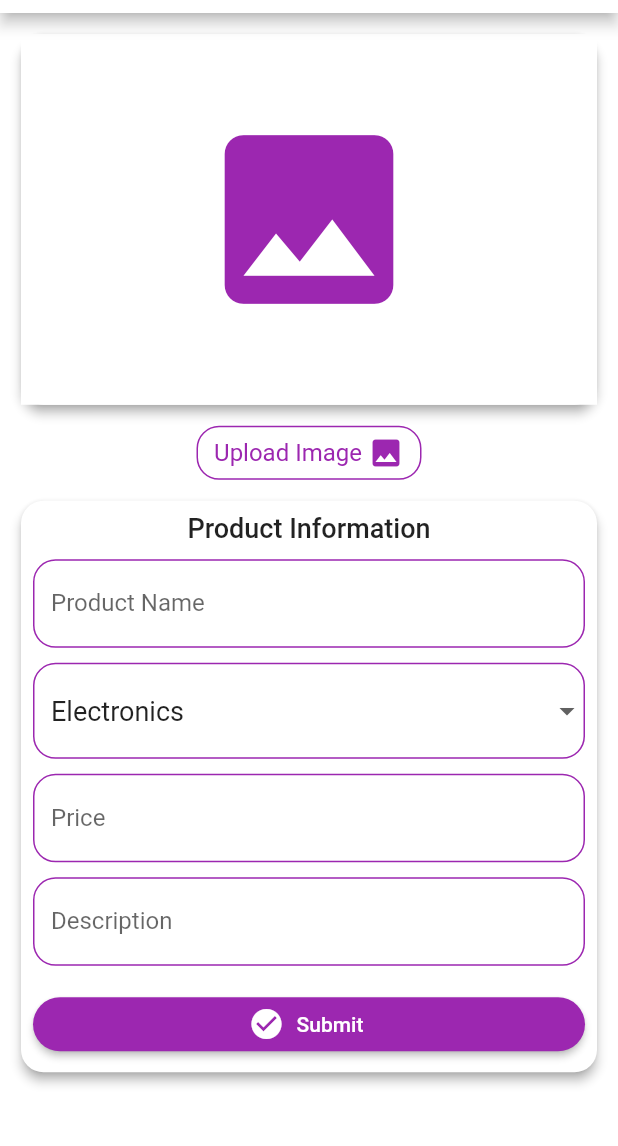
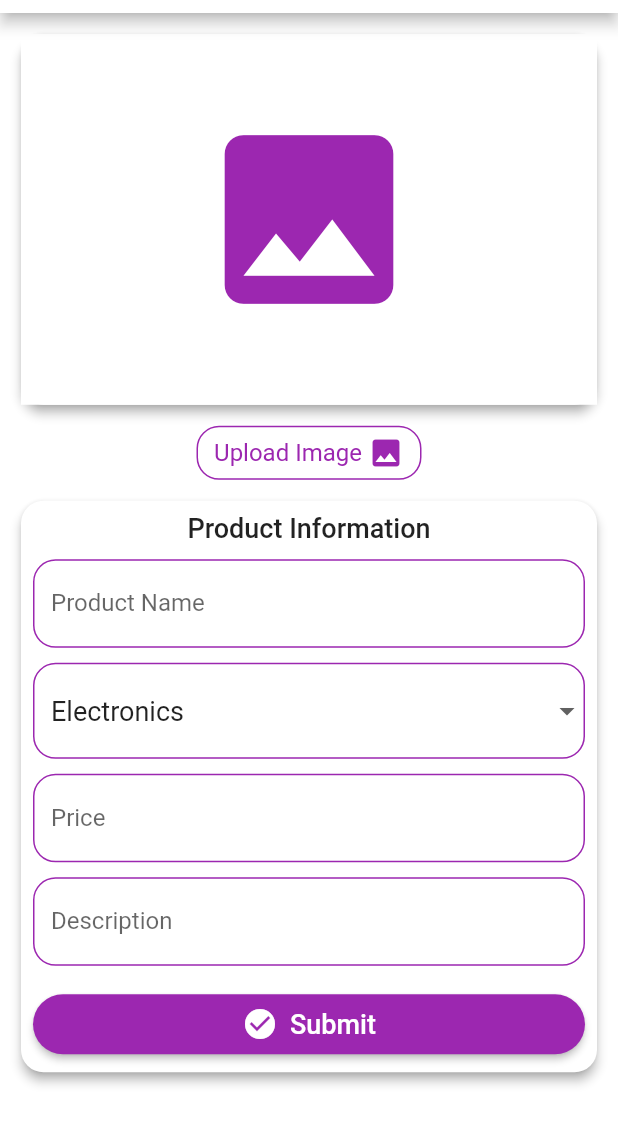
Before and after one commit to Ariel2711/fake_store, a Flutter app: the FormView screen opened by its route, on a phone screen of 412 x 824 dp, the part 71-1217 px from its top. Run offline on Flutter 3.47's test engine with Material 2 defaults, Android fonts, the phone set to English and light mode, and no system bars; our stand-ins replace get, image_picker; network calls fail.

Commit message:
update form

```diff
--- a/lib/app/data/product_model.dart
+++ b/lib/app/data/product_model.dart
@@ -19,7 +19,7 @@ class Product {
     this.rating,
   });
 
-  factory Product.fromJson(Map<String, dynamic> json) {
+  Product fromJson(Map<String, dynamic> json) {
     return Product(
       id: json['id'],
       title: json['title'],
@@ -27,7 +27,7 @@ class Product {
       description: json['description'],
       category: json['category'],
       image: json['image'],
-      rating: Rating.fromJson(json['rating']),
+      rating: Rating().fromJson(json['rating']),
     );
   }
 
--- a/lib/app/data/rating_model.dart
+++ b/lib/app/data/rating_model.dart
@@ -7,7 +7,7 @@ class Rating {
     this.count,
   });
 
-  factory Rating.fromJson(Map<String, dynamic> json) {
+  Rating fromJson(Map<String, dynamic> json) {
     return Rating(
       rate: json['rate'].toDouble(),
       count: json['count'],
--- a/lib/app/modules/detail/views/detail_view.dart
+++ b/lib/app/modules/detail/views/detail_view.dart
@@ -131,7 +131,7 @@ class DetailView extends GetView<DetailController> {
                 height: 10,
               ),
               Container(
-                width: 150,
+                width: 200,
                 decoration: BoxDecoration(
                     borderRadius: BorderRadius.circular(15),
                     border: Border.all(width: 1, color: Colors.purple),
--- a/lib/app/modules/form/views/form_view.dart
+++ b/lib/app/modules/form/views/form_view.dart
@@ -12,8 +12,10 @@ import '../controllers/form_controller.dart';
 class FormView extends GetView<FormController> {
   FormView({Key? key}) : super(key: key);
   Product product = Get.arguments ?? Product();
+  final GlobalKey<FormState> formKey = GlobalKey();
   @override
   Widget build(BuildContext context) {
+    controller.modelToController(product);
     return Scaffold(
         backgroundColor: Colors.white,
         appBar: AppBar(
@@ -26,6 +28,9 @@ class FormView extends GetView<FormController> {
         body: SingleChildScrollView(
           child: Padding(
             padding: EdgeInsets.all(10),
+            child: Obx(
+              () => Form(
+                key: formKey,
                 child: Column(
                   crossAxisAlignment: CrossAxisAlignment.start,
                   children: [
@@ -43,21 +48,22 @@ class FormView extends GetView<FormController> {
                         width: Get.width,
                         height: Get.height * 0.3,
                         color: Colors.white,
-                      child: (controller.image != null)
+                        child: (controller.path.value.isNotEmpty)
                             ? Image.file(
-                              File((controller.image?.path ?? '')),
+                                File((controller.path.value)),
                                 fit: BoxFit.contain,
                               )
                             : (product.image ?? '').isNotEmpty
                                 ? Image.network(
                                     product.image ?? '',
-                                  fit: BoxFit.cover,
+                                    fit: BoxFit.contain,
                                   )
                                 : Icon(
                                     Icons.image,
                                     color: Colors.purple,
                                     size: 150,
-                                )),
+                                  ),
+                      ),
                     ),
                     SizedBox(
                       height: 10,
@@ -72,7 +78,8 @@ class FormView extends GetView<FormController> {
                           width: 150,
                           decoration: BoxDecoration(
                               borderRadius: BorderRadius.circular(15),
-                          border: Border.all(width: 1, color: Colors.purple),
+                              border:
+                                  Border.all(width: 1, color: Colors.purple),
                               color: Colors.white),
                           padding: EdgeInsets.all(5),
                           child: Row(
@@ -123,18 +130,21 @@ class FormView extends GetView<FormController> {
                             SizedBox(
                               height: 10,
                             ),
-                        TextField(
+                            TextFormField(
                               controller: controller.nameC,
+                              validator: (value) => value == null || value == ''
+                                  ? 'This field is required'
+                                  : null,
                               decoration: InputDecoration(
                                 label: Text("Product Name"),
                                 enabledBorder: OutlineInputBorder(
                                     borderRadius: BorderRadius.circular(15),
-                                borderSide:
-                                    BorderSide(color: Colors.purple, width: 1)),
+                                    borderSide: BorderSide(
+                                        color: Colors.purple, width: 1)),
                                 focusedBorder: OutlineInputBorder(
                                     borderRadius: BorderRadius.circular(15),
-                                borderSide:
-                                    BorderSide(color: Colors.purple, width: 1)),
+                                    borderSide: BorderSide(
+                                        color: Colors.purple, width: 1)),
                               ),
                             ),
                             SizedBox(
@@ -144,12 +154,12 @@ class FormView extends GetView<FormController> {
                               decoration: InputDecoration(
                                 enabledBorder: OutlineInputBorder(
                                     borderRadius: BorderRadius.circular(15),
-                                borderSide:
-                                    BorderSide(color: Colors.purple, width: 1)),
+                                    borderSide: BorderSide(
+                                        color: Colors.purple, width: 1)),
                                 focusedBorder: OutlineInputBorder(
                                     borderRadius: BorderRadius.circular(15),
-                                borderSide:
-                                    BorderSide(color: Colors.purple, width: 1)),
+                                    borderSide: BorderSide(
+                                        color: Colors.purple, width: 1)),
                               ),
                               borderRadius: BorderRadius.circular(20),
                               value: controller.selectedCat.value,
@@ -174,35 +184,43 @@ class FormView extends GetView<FormController> {
                             SizedBox(
                               height: 10,
                             ),
-                        TextField(
-                          controller: controller.nameC,
+                            TextFormField(
+                              controller: controller.priceC,
+                              validator: (value) => value == null || value == ''
+                                  ? 'This field is required'
+                                  : controller.checkIsDouble(value) == false
+                                      ? 'Wrong Value'
+                                      : null,
                               decoration: InputDecoration(
                                 label: Text("Price"),
                                 enabledBorder: OutlineInputBorder(
                                     borderRadius: BorderRadius.circular(15),
-                                borderSide:
-                                    BorderSide(color: Colors.purple, width: 1)),
+                                    borderSide: BorderSide(
+                                        color: Colors.purple, width: 1)),
                                 focusedBorder: OutlineInputBorder(
                                     borderRadius: BorderRadius.circular(15),
-                                borderSide:
-                                    BorderSide(color: Colors.purple, width: 1)),
+                                    borderSide: BorderSide(
+                                        color: Colors.purple, width: 1)),
                               ),
                             ),
                             SizedBox(
                               height: 10,
                             ),
-                        TextField(
-                          controller: controller.nameC,
+                            TextFormField(
+                              controller: controller.descC,
+                              validator: (value) => value == null || value == ''
+                                  ? 'This field is required'
+                                  : null,
                               decoration: InputDecoration(
                                 label: Text("Description"),
                                 enabledBorder: OutlineInputBorder(
                                     borderRadius: BorderRadius.circular(15),
-                                borderSide:
-                                    BorderSide(color: Colors.purple, width: 1)),
+                                    borderSide: BorderSide(
+                                        color: Colors.purple, width: 1)),
                                 focusedBorder: OutlineInputBorder(
                                     borderRadius: BorderRadius.circular(15),
-                                borderSide:
-                                    BorderSide(color: Colors.purple, width: 1)),
+                                    borderSide: BorderSide(
+                                        color: Colors.purple, width: 1)),
                               ),
                             ),
                             SizedBox(
@@ -213,18 +231,37 @@ class FormView extends GetView<FormController> {
                                 Expanded(
                                   child: ElevatedButton.icon(
                                       style: ButtonStyle(
+                                          padding:
+                                              MaterialStateProperty.resolveWith(
+                                                  (states) =>
+                                                      EdgeInsets.all(8)),
                                           backgroundColor:
                                               MaterialStateProperty.resolveWith(
                                                   (states) => Colors.purple),
                                           shape: MaterialStateProperty.resolveWith(
-                                          (states) => RoundedRectangleBorder(
+                                              (states) =>
+                                                  RoundedRectangleBorder(
                                                       borderRadius:
-                                                  BorderRadius.circular(25)))),
-                                  onPressed: () async {},
+                                                          BorderRadius.circular(
+                                                              25)))),
+                                      onPressed: () async {
+                                        formKey.currentState?.validate() == true
+                                            ? await controller.storeProduct(
+                                                product,
+                                                (product.id != null &&
+                                                        product.id != '' &&
+                                                        product.id != 0)
+                                                    ? true
+                                                    : false,
+                                                context)
+                                            : Get.snackbar(
+                                                'Error', 'Data tidak valid');
+                                      },
                                       icon: Icon(Icons.check_circle),
                                       label: Text(
                                         "Submit",
-                                    style: TextStyle(color: Colors.white),
+                                        style: TextStyle(
+                                            color: Colors.white, fontSize: 18),
                                       )),
                                 ),
                               ],
@@ -236,6 +273,8 @@ class FormView extends GetView<FormController> {
                   ],
                 ),
               ),
+            ),
+          ),
         ));
   }
 }
```
Also changed, not shown: lib/app/data/service_api.dart (+22 -24 lines), lib/app/modules/detail/controllers/detail_controller.dart (+1 -8 lines), lib/app/modules/form/controllers/form_controller.dart (+47 -1 lines). Lines whose indentation alone changed are shown as unchanged.
